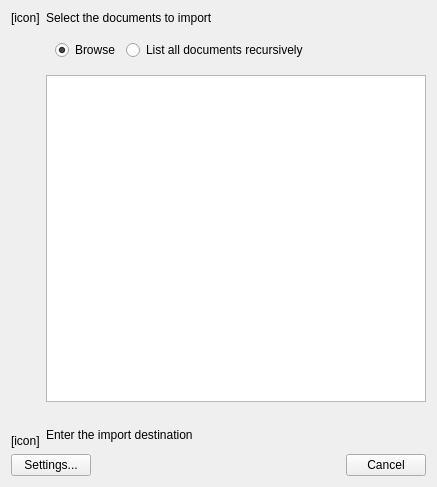
The window that importer/thumbnailpage.ui (KDE/gwenview) describes before a commit, drawn with Qt 5.
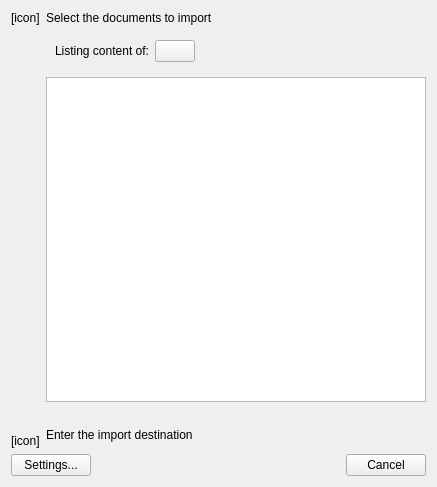
The same window after the commit. Custom widgets are drawn as their Qt base class.

Commit message: Simplify: Only recursive mode

```diff
--- a/importer/thumbnailpage.ui
+++ b/importer/thumbnailpage.ui
@@ -177,21 +177,17 @@
     <widget class="QWidget" name="widget_2" native="true">
      <layout class="QHBoxLayout" name="horizontalLayout_3">
       <item>
-       <widget class="QRadioButton" name="mBrowseRadioButton">
+       <widget class="QLabel" name="label_3">
         <property name="text">
-         <string>Browse</string>
+         <string>Listing content of:</string>
         </property>
-        <property name="checked">
-         <bool>true</bool>
+        <property name="buddy">
+         <cstring>mSrcUrlButton</cstring>
         </property>
        </widget>
       </item>
       <item>
-       <widget class="QRadioButton" name="mRecurseRadioButton">
-        <property name="text">
-         <string>List all documents recursively</string>
-        </property>
-       </widget>
+       <widget class="KPushButton" name="mSrcUrlButton"/>
       </item>
       <item>
        <spacer name="horizontalSpacer_2">
@@ -217,6 +213,11 @@
    <extends>QDialogButtonBox</extends>
    <header>kdialogbuttonbox.h</header>
   </customwidget>
+  <customwidget>
+   <class>KPushButton</class>
+   <extends>QPushButton</extends>
+   <header>kpushbutton.h</header>
+  </customwidget>
   <customwidget>
    <class>KUrlRequester</class>
    <extends>QFrame</extends>
```
Left out of the diff: 8 changed lines with no effect on the pictures. The commit also changes 2 other files.
